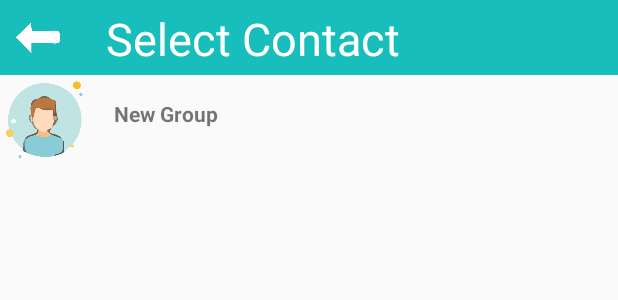
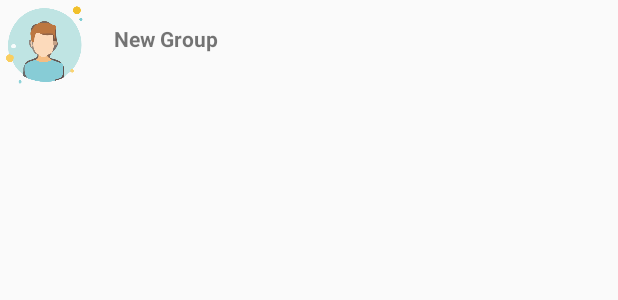
Before and after one commit to RamlahAziz/Toggit, an Android app: the layout activity_contacts_lists.xml on its own in the app's theme, with its tools: preview values and no code run, on a phone screen of 412 x 824 dp. Shown: the top 300 px of the screen. Run offline under Robolectric (Android 15) with nearby library versions, the phone set to English and light mode, and no system bars.

```diff
--- a/app/src/main/java/com/strigiformes/teletalk/HomeActivity.java
+++ b/app/src/main/java/com/strigiformes/teletalk/HomeActivity.java
@@ -133,6 +133,12 @@ public class HomeActivity extends AppCompatActivity {
                 startActivity(contactsIntent);
             }
         });
+    }
+
+    //cannot go back to previous activity, closes down app to background
+    @Override
+    public void onBackPressed() {
+        moveTaskToBack(true);
     }
 
     @Override
--- a/app/src/main/res/layout/activity_contacts_lists.xml
+++ b/app/src/main/res/layout/activity_contacts_lists.xml
@@ -5,27 +5,6 @@
     android:layout_height="match_parent"
     android:orientation="vertical"
     android:descendantFocusability="blocksDescendants">
-    <LinearLayout
-        android:layout_width="match_parent"
-        android:layout_height="50dp"
-        android:orientation="horizontal"
-        android:background="@color/colorPrimary"
-        android:padding="5dp">
-        <ImageView
-            android:layout_width="40dp"
-            android:layout_height="40dp"
-            android:src="@drawable/backarrow"
-            />
-        <TextView
-            android:layout_width="match_parent"
-            android:layout_height="wrap_content"
-            android:text="Select Contact"
-            android:textSize="30dp"
-            android:paddingLeft="25dp"
-            android:textColor="@color/white">
-
-        </TextView>
-    </LinearLayout>
 
     <LinearLayout
         android:layout_width="match_parent"
```
Also changed, not shown: app/src/main/java/com/strigiformes/teletalk/ContactsLists.java (+13 -1 lines), app/src/main/java/com/strigiformes/teletalk/MessageActivity.java (+111 -2 lines), app/src/main/res/layout/activity_home.xml (+4 -8 lines).
